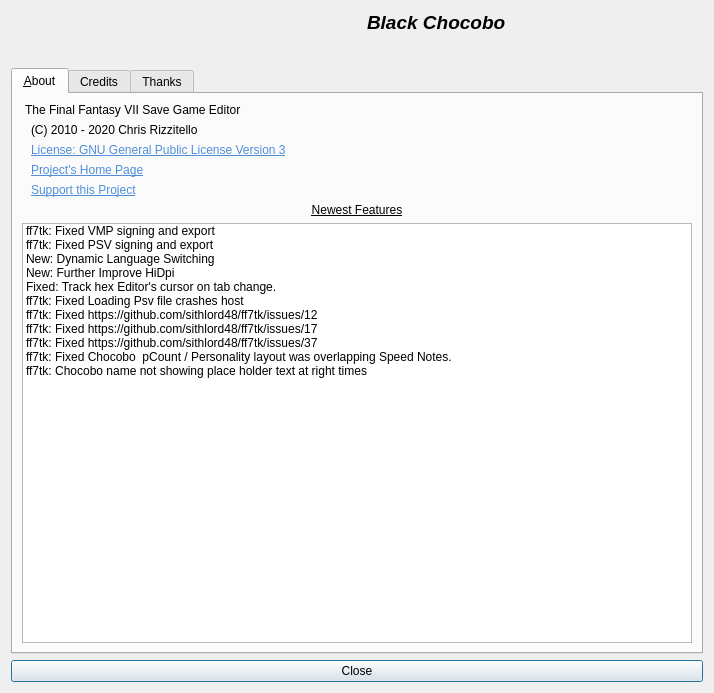
This is about.ui in sithlord48/blackchocobo as Qt 5 draws it before an edit. The edited form follows.
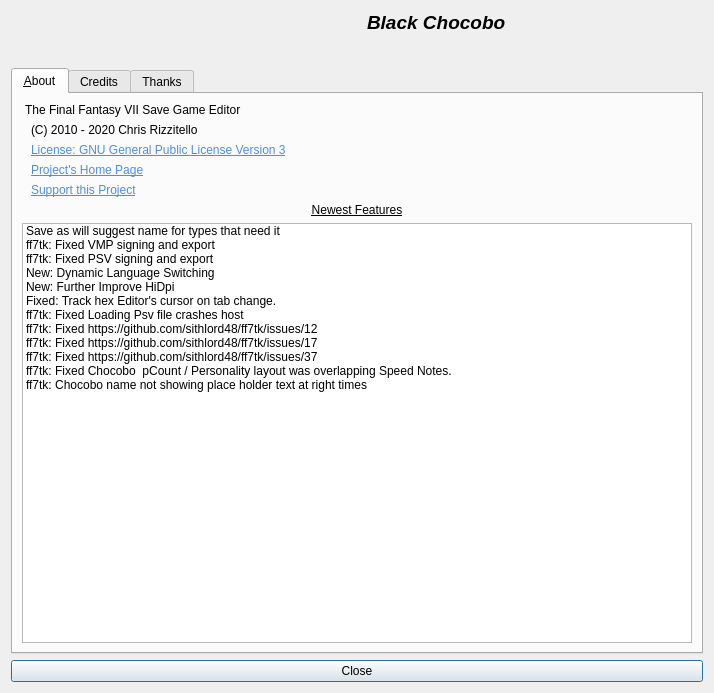
This is the edited form. Icons and pictures are not drawn.

Diff of the .ui file:
```diff
--- a/about.ui
+++ b/about.ui
@@ -208,6 +208,11 @@
          <property name="viewMode">
           <enum>QListView::ListMode</enum>
          </property>
+         <item>
+          <property name="text">
+           <string>Save as will suggest name for types that need it</string>
+          </property>
+         </item>
          <item>
           <property name="text">
            <string>ff7tk: Fixed VMP signing and export</string>
```
